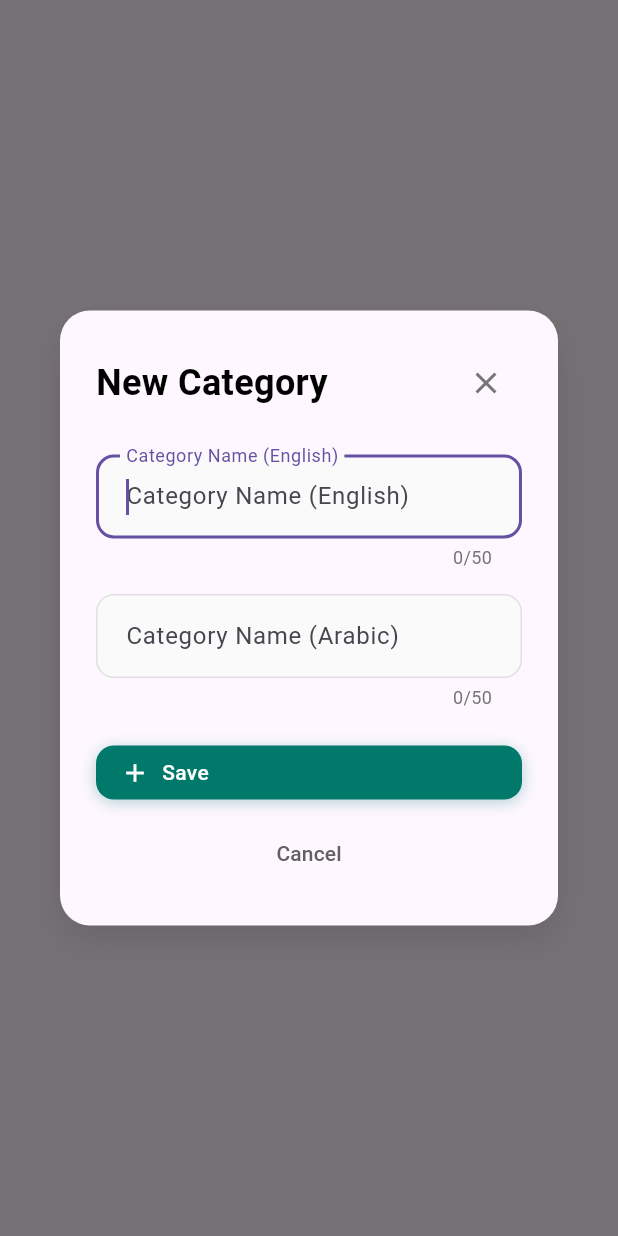
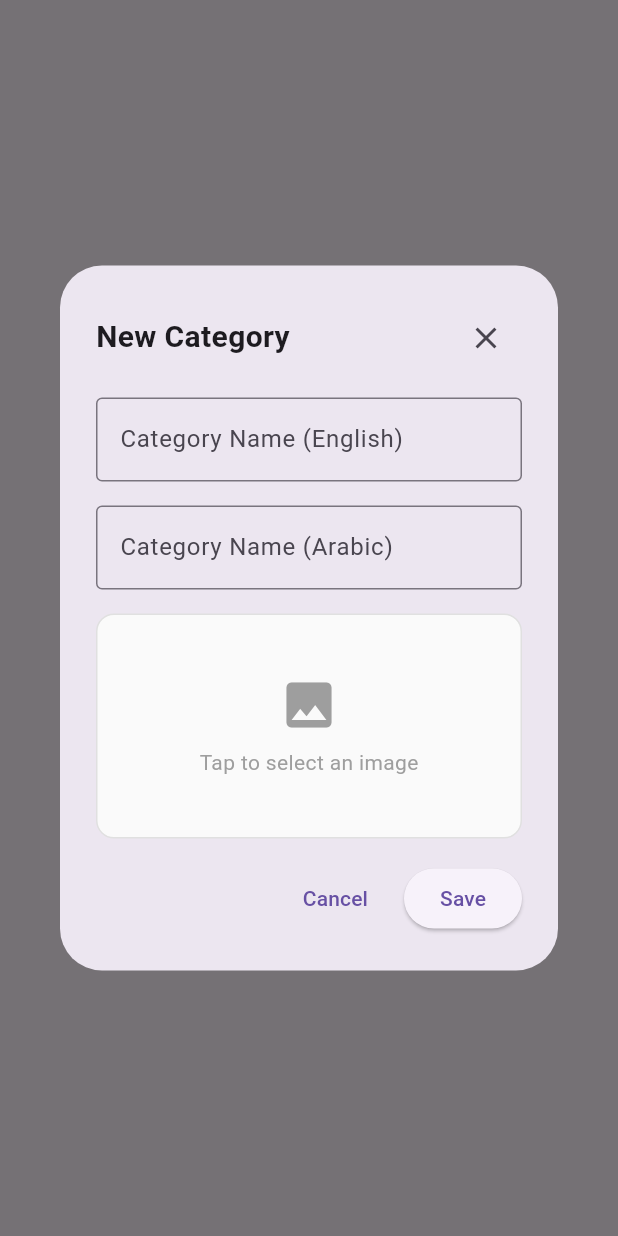
Before and after one commit to JUNAIDRASHID-Git/trendy_admin, a Flutter app: what formDialog() shows on an empty page, opened directly with empty values, on a phone screen of 412 x 824 dp. Run offline on Flutter 3.47's test engine with Material 3 defaults, Android fonts, the phone set to English and light mode, and no system bars; our stand-ins replace audioplayers, bloc, cached_network_image, file_picker, firebase_auth, firebase_core and 3 more; missing offline and left inert: dart:html, universal_html; accounts and stored records are empty; network calls fail.

Commit message:
refactor: update category management API to support image uploads and improve error handling

```diff
--- a/lib/core/const/const.dart
+++ b/lib/core/const/const.dart
@@ -1,9 +1,6 @@
-
-
 // const String baseHost = "http://localhost:8080";
 
 const baseHost = "https://server.trendy-c.com";
-
 
 // ────────────── Authentication ──────────────
 const String googleAdminLoginEndpoint = "$baseHost/auth/google-admin";
--- a/lib/core/services/api/order/get.dart
+++ b/lib/core/services/api/order/get.dart
@@ -5,7 +5,7 @@ import 'package:flutter/foundation.dart';
 import 'package:http/http.dart' as http;
 
 Future<List<OrderModel>> getAllOrders() async {
-  final uri = Uri.parse(orderEndpoint); // Put your actual API URL
+  final uri = Uri.parse(orderEndpoint);
 
   try {
     final response = await http.get(
--- a/lib/core/services/models/product/category_model.dart
+++ b/lib/core/services/models/product/category_model.dart
@@ -2,11 +2,13 @@ class CategoryModel {
   final int id;
   final String ename;
   final String arname;
+  final String? image;
 
   CategoryModel({
     required this.id,
     required this.ename,
     required this.arname,
+    this.image,
   });
 
   factory CategoryModel.fromJson(Map<String, dynamic> json) {
@@ -14,6 +16,7 @@ class CategoryModel {
       id: json['ID'],
       ename: json['EName'],
       arname: json['ARName'],
+      image: json['Image'],
     );
   }
 
@@ -22,6 +25,7 @@ class CategoryModel {
       'ID': id,
       'EName': ename,
       'ARName': arname,
+      'Image': image,
     };
   }
 }
--- a/lib/presentation/widgets/dialogs/form_dialog.dart
+++ b/lib/presentation/widgets/dialogs/form_dialog.dart
@@ -1,125 +1,135 @@
-import 'package:admin_pannel/core/theme/colors.dart';
-import 'package:admin_pannel/presentation/widgets/buttons/primary.dart';
-import 'package:admin_pannel/presentation/widgets/text/heading_text.dart';
+import 'dart:io';
+import 'package:flutter/foundation.dart'; // kIsWeb
 import 'package:flutter/material.dart';
+import 'package:image_picker/image_picker.dart';
 
 Future<void> formDialog(
   BuildContext context, {
-  Function(Map<String, String>)? onSave, // Accept both names in a Map
+  Function(Map<String, dynamic>)? onSave,
   Map<String, String>? initialValue,
   String title = "New Category",
 }) async {
-  final englishCategoryController = TextEditingController(
-    text: initialValue?['en'] ?? '',
-  );
-  final arabicCategoryController = TextEditingController(
-    text: initialValue?['ar'] ?? '',
-  );
-  final GlobalKey<FormState> formKey = GlobalKey<FormState>();
+  final enCtrl = TextEditingController(text: initialValue?['en'] ?? '');
+  final arCtrl = TextEditingController(text: initialValue?['ar'] ?? '');
+  final key = GlobalKey<FormState>();
+
+  File? imageFile; // For mobile
+  Uint8List? webImage; // For web
+
+  Future<void> pickImage() async {
+    final picker = ImagePicker();
+    final picked = await picker.pickImage(source: ImageSource.gallery);
+    if (picked != null) {
+      if (kIsWeb) {
+        webImage = await picked.readAsBytes();
+      } else {
+        imageFile = File(picked.path);
+      }
+    }
+  }
 
   return showDialog(
     context: context,
-    barrierDismissible: true,
-    builder: (BuildContext context) {
-      final screenWidth = MediaQuery.of(context).size.width;
-      final screenHeight = MediaQuery.of(context).size.height;
-
-      double dialogWidth;
-      if (screenWidth > 1200) {
-        dialogWidth = screenWidth * 0.3;
-      } else if (screenWidth > 800) {
-        dialogWidth = screenWidth * 0.5;
-      } else {
-        dialogWidth = screenWidth * 0.9;
-      }
-
-      final minWidth = 280.0;
-      final maxWidth = dialogWidth.clamp(minWidth, screenWidth * 0.95);
-      final maxHeight = screenHeight * 0.8;
-
-      return Dialog(
-        backgroundColor: Colors.transparent,
+    builder:
+        (_) => StatefulBuilder(
+          builder:
+              (context, setState) => Dialog(
                 child: Container(
-          width: maxWidth,
-          constraints: BoxConstraints(maxWidth: maxWidth, maxHeight: maxHeight),
-          decoration: BoxDecoration(
-            color: Theme.of(context).cardColor,
-            borderRadius: BorderRadius.circular(20),
-            boxShadow: [
-              BoxShadow(
-                color: Colors.black.withOpacity(0.1),
-                blurRadius: 20,
-                offset: const Offset(0, 10),
+                  padding: const EdgeInsets.all(24),
+                  child: SingleChildScrollView(
+                    child: Form(
+                      key: key,
+                      child: Column(
+                        crossAxisAlignment: CrossAxisAlignment.stretch,
+                        children: [
+                          Row(
+                            children: [
+                              Expanded(
+                                child: Text(
+                                  title,
+                                  style: const TextStyle(
+                                    fontSize: 20,
+                                    fontWeight: FontWeight.bold,
+                                  ),
+                                ),
+                              ),
+                              IconButton(
+                                onPressed: () => Navigator.pop(context),
+                                icon: const Icon(Icons.close),
                               ),
                             ],
                           ),
-          child: SingleChildScrollView(
-            child: Padding(
-              padding: const EdgeInsets.all(24),
-              child: Form(
-                key: formKey,
-                child: Column(
-                  crossAxisAlignment: CrossAxisAlignment.stretch,
-                  mainAxisSize: MainAxisSize.min,
+                          const SizedBox(height: 16),
+                          ...['English', 'Arabic'].map((lang) {
+                            final ctrl = lang == 'English' ? enCtrl : arCtrl;
+                            return Padding(
+                              padding: const EdgeInsets.only(bottom: 16),
+                              child: TextFormField(
+                                controller: ctrl,
+                                decoration: InputDecoration(
+                                  labelText: "Category Name ($lang)",
+                                  border: const OutlineInputBorder(),
+                                ),
+                                validator:
+                                    (v) =>
+                                        v == null || v.trim().length < 2
+                                            ? 'Enter at least 2 chars'
+                                            : null,
+                              ),
+                            );
+                          }),
+                          GestureDetector(
+                            onTap: () async {
+                              await pickImage();
+                              setState(() {});
+                            },
+                            child: Container(
+                              height: 150,
+                              decoration: BoxDecoration(
+                                border: Border.all(color: Colors.grey[300]!),
+                                borderRadius: BorderRadius.circular(12),
+                                color: Colors.grey[50],
+                              ),
+                              child:
+                                  kIsWeb
+                                      ? (webImage != null
+                                          ? Image.memory(
+                                            webImage!,
+                                            fit: BoxFit.cover,
+                                          )
+                                          : _placeholder())
+                                      : (imageFile != null
+                                          ? Image.file(
+                                            imageFile!,
+                                            fit: BoxFit.cover,
+                                          )
+                                          : _placeholder()),
+                            ),
+                          ),
+                          const SizedBox(height: 16),
+                          Row(
+                            mainAxisAlignment: MainAxisAlignment.end,
                             children: [
-                    Row(
-                      mainAxisAlignment: MainAxisAlignment.spaceBetween,
-                      children: [
-                        Expanded(child: headingText(title, AppColors.fontBlack)),
-                        IconButton(
-                          onPressed: () => Navigator.of(context).pop(),
-                          icon: Icon(Icons.close, color: Colors.grey[600]),
+                              TextButton(
+                                onPressed: () => Navigator.pop(context),
+                                child: const Text("Cancel"),
+                              ),
+                              const SizedBox(width: 12),
+                              ElevatedButton(
+                                onPressed: () {
+                                  if (key.currentState!.validate()) {
+                                    onSave?.call({
+                                      'en': enCtrl.text.trim(),
+                                      'ar': arCtrl.text.trim(),
+                                      'image': kIsWeb ? webImage : imageFile,
+                                    });
+
+                                    Navigator.pop(context);
+                                  }
+                                },
+                                child: const Text("Save"),
                               ),
                             ],
-                    ),
-                    const SizedBox(height: 24),
-                    TextFormField(
-                      controller: englishCategoryController,
-                      autofocus: true,
-                      decoration: _buildInputDecoration(context, "Category Name (English)"),
-                      validator: _validateCategoryName,
-                      textCapitalization: TextCapitalization.words,
-                      maxLength: 50,
-                      buildCounter: _buildCounter,
-                    ),
-                    const SizedBox(height: 16),
-                    TextFormField(
-                      controller: arabicCategoryController,
-                      decoration: _buildInputDecoration(context, "Category Name (Arabic)"),
-                      validator: _validateCategoryName,
-                      textCapitalization: TextCapitalization.words,
-                      maxLength: 50,
-                      buildCounter: _buildCounter,
-                    ),
-                    const SizedBox(height: 24),
-                    LayoutBuilder(
-                      builder: (context, constraints) {
-                        final isWide = constraints.maxWidth > 400;
-                        final saveButton = primaryBtn(
-                          text: "Save",
-                          action: () => _handleSave(
-                            context,
-                            formKey,
-                            englishCategoryController,
-                            arabicCategoryController,
-                            onSave,
-                          ),
-                        );
-                        final cancelButton = TextButton(
-                          onPressed: () => Navigator.of(context).pop(),
-                          style: TextButton.styleFrom(padding: const EdgeInsets.all(12)),
-                          child: Text("Cancel", style: TextStyle(color: Colors.grey[700])),
-                        );
-                        return isWide
-                            ? Row(
-                                mainAxisAlignment: MainAxisAlignment.end,
-                                children: [cancelButton, const SizedBox(width: 12), saveButton],
-                              )
-                            : Column(
-                                crossAxisAlignment: CrossAxisAlignment.stretch,
-                                children: [saveButton, const SizedBox(height: 12), cancelButton],
-                              );
-                      },
                           ),
                         ],
                       ),
@@ -127,78 +137,17 @@ Future<void> formDialog(
                   ),
                 ),
               ),
-      );
-    },
+        ),
   );
 }
 
-// Extracted input decoration
-InputDecoration _buildInputDecoration(BuildContext context, String label) {
-  return InputDecoration(
-    labelText: label,
-    hintText: label,
-    filled: true,
-    fillColor: Theme.of(context).inputDecorationTheme.fillColor ?? Colors.grey[50],
-    border: OutlineInputBorder(borderRadius: BorderRadius.circular(12), borderSide: BorderSide.none),
-    enabledBorder: OutlineInputBorder(
-      borderRadius: BorderRadius.circular(12),
-      borderSide: BorderSide(color: Colors.grey[300]!, width: 1),
-    ),
-    focusedBorder: OutlineInputBorder(
-      borderRadius: BorderRadius.circular(12),
-      borderSide: BorderSide(color: Theme.of(context).primaryColor, width: 2),
-    ),
-    errorBorder: OutlineInputBorder(
-      borderRadius: BorderRadius.circular(12),
-      borderSide: const BorderSide(color: Colors.red, width: 1),
-    ),
-    contentPadding: const EdgeInsets.symmetric(horizontal: 16, vertical: 16),
-  );
-}
-
-// Extracted validator
-String? _validateCategoryName(String? value) {
-  if (value == null || value.trim().isEmpty) return "Category name is required";
-  if (value.trim().length < 2) return "Category name must be at least 2 characters";
-  return null;
-}
-
-// Character counter builder
-Widget? _buildCounter(BuildContext context,
-    {required int currentLength, required bool isFocused, int? maxLength}) {
-  return Text(
-    '$currentLength/${maxLength ?? 0}',
-    style: TextStyle(fontSize: 12, color: Colors.grey[600]),
-  );
-}
-
-// Save Handler
-void _handleSave(
-  BuildContext context,
-  GlobalKey<FormState> formKey,
-  TextEditingController english,
-  TextEditingController arabic,
-  Function(Map<String, String>)? onSave,
-) {
-  if (formKey.currentState!.validate()) {
-    final eName = english.text.trim();
-    final aName = arabic.text.trim();
-    onSave?.call({'en': eName, 'ar': aName});
-    Navigator.pop(context);
-
-    ScaffoldMessenger.of(context).showSnackBar(
-      SnackBar(
-        content: Text('Category "$eName" added successfully'),
-        backgroundColor: Colors.green,
-        behavior: SnackBarBehavior.floating,
-        shape: RoundedRectangleBorder(borderRadius: BorderRadius.circular(10)),
-        duration: const Duration(seconds: 2),
-        margin: EdgeInsets.only(
-          bottom: MediaQuery.of(context).viewInsets.bottom + 20,
-          left: 20,
-          right: 20,
-        ),
+Widget _placeholder() => Center(
+  child: Column(
+    mainAxisSize: MainAxisSize.min,
+    children: const [
+      Icon(Icons.image, size: 40, color: Colors.grey),
+      SizedBox(height: 8),
+      Text("Tap to select an image", style: TextStyle(color: Colors.grey)),
+    ],
   ),
 );
-  }
-}
```
Also changed, not shown: lib/core/services/api/category/category.dart (+63 -48 lines), pubspec.lock. Lines whose indentation alone changed are shown as unchanged.
